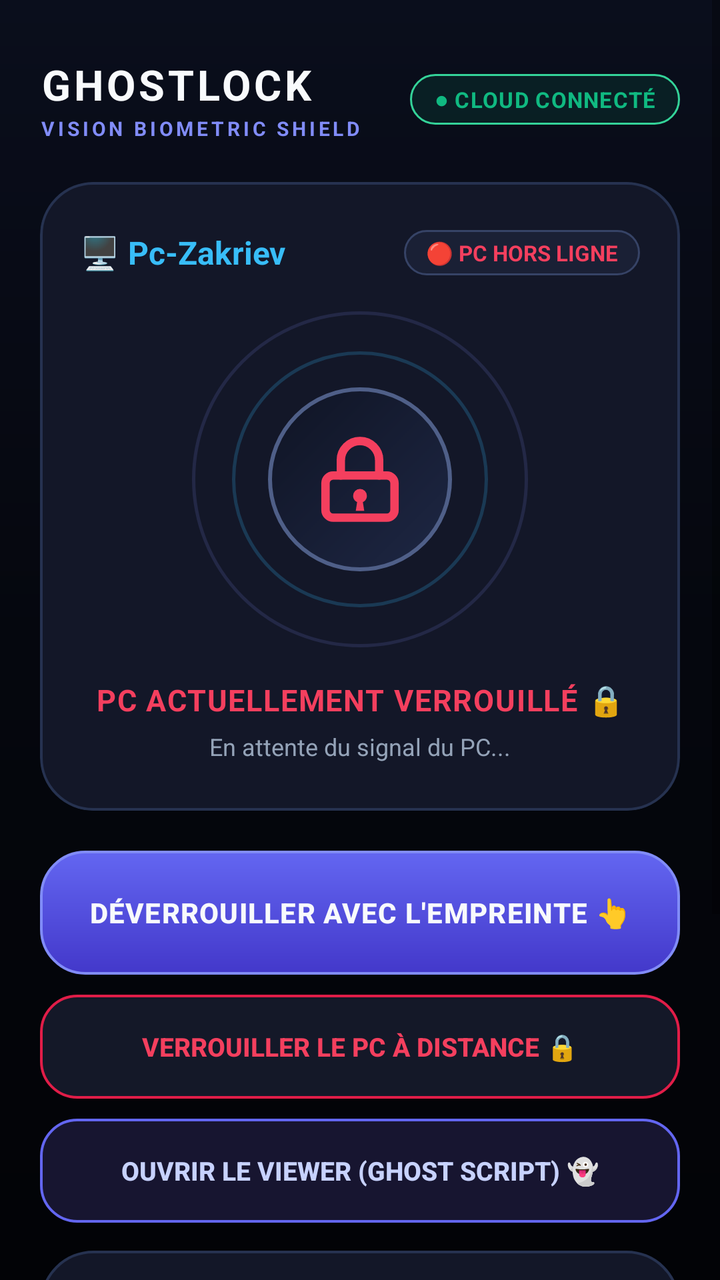
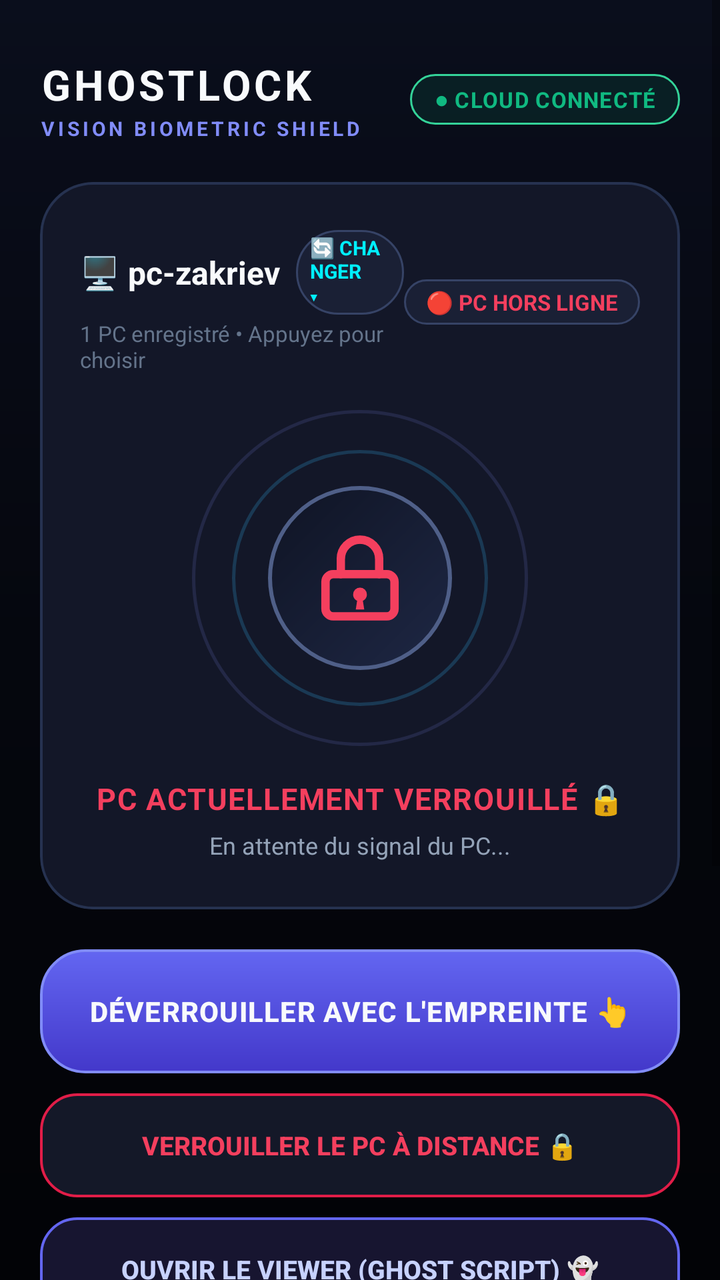

The first picture is an Android layout as it rendered before a commit; the second is the same layout after the commit. The layout source and the unified diff follow.
<!-- AndroidManifest.xml: activity theme Theme.GhostLock -->
<!-- res/layout/activity_main.xml -->
<?xml version="1.0" encoding="utf-8"?>
<ScrollView xmlns:android="http://schemas.android.com/apk/res/android"
    xmlns:app="http://schemas.android.com/apk/res-auto"
    android:layout_width="match_parent"
    android:layout_height="match_parent"
    android:background="@drawable/bg_space_screen"
    android:fillViewport="true"
    android:overScrollMode="never">

    <androidx.constraintlayout.widget.ConstraintLayout
        android:layout_width="match_parent"
        android:layout_height="wrap_content"
        android:paddingHorizontal="20dp"
        android:paddingTop="28dp"
        android:paddingBottom="24dp">

        
        
        
        <LinearLayout
            android:id="@+id/headerLayout"
            android:layout_width="wrap_content"
            android:layout_height="wrap_content"
            android:orientation="vertical"
            app:layout_constraintStart_toStartOf="parent"
            app:layout_constraintTop_toTopOf="parent">

            <TextView
                android:id="@+id/tvAppTitle"
                android:layout_width="wrap_content"
                android:layout_height="wrap_content"
                android:text="GHOSTLOCK"
                android:textColor="@color/text_primary"
                android:textSize="21sp"
                android:letterSpacing="0.08"
                android:textStyle="bold" />

            <TextView
                android:layout_width="wrap_content"
                android:layout_height="wrap_content"
                android:layout_marginTop="1dp"
                android:text="VISION BIOMETRIC SHIELD"
                android:textColor="@color/accent_indigo"
                android:textSize="10sp"
                android:letterSpacing="0.16"
                android:textStyle="bold" />
        </LinearLayout>

        <TextView
            android:id="@+id/tvCloudStatus"
            android:layout_width="wrap_content"
            android:layout_height="wrap_content"
            android:background="@drawable/bg_badge_connected"
            android:paddingHorizontal="12dp"
            android:paddingVertical="5dp"
            android:text="● CLOUD CONNECTÉ"
            android:textColor="@color/emerald"
            android:textSize="11sp"
            android:letterSpacing="0.04"
            android:textStyle="bold"
            app:layout_constraintBottom_toBottomOf="@id/headerLayout"
            app:layout_constraintEnd_toEndOf="parent"
            app:layout_constraintTop_toTopOf="@id/headerLayout" />

        
        
        
        <androidx.cardview.widget.CardView
            android:id="@+id/cardPcStatus"
            android:layout_width="match_parent"
            android:layout_height="wrap_content"
            android:layout_marginTop="20dp"
            app:cardBackgroundColor="@android:color/transparent"
            app:cardCornerRadius="26dp"
            app:cardElevation="0dp"
            app:layout_constraintTop_toBottomOf="@id/headerLayout">

            <LinearLayout
                android:layout_width="match_parent"
                android:layout_height="wrap_content"
                android:background="@drawable/bg_glass_card"
                android:gravity="center"
                android:orientation="vertical"
                android:paddingHorizontal="20dp"
                android:paddingVertical="24dp">

                
                <LinearLayout
                    android:layout_width="match_parent"
                    android:layout_height="wrap_content"
                    android:gravity="center_vertical"
                    android:orientation="horizontal">

                    <TextView
                        android:id="@+id/tvPcName"
                        android:layout_width="0dp"
                        android:layout_height="wrap_content"
                        android:layout_weight="1"
                        android:text="🖥️ Pc-Zakriev"
                        android:textColor="@color/accent_blue"
                        android:textSize="16sp"
                        android:textStyle="bold" />

                    <TextView
                        android:id="@+id/tvPcLiveStatus"
                        android:layout_width="wrap_content"
                        android:layout_height="wrap_content"
                        android:background="@drawable/bg_pill_badge"
                        android:paddingHorizontal="11dp"
                        android:paddingVertical="4dp"
                        android:text="🔴 PC HORS LIGNE"
                        android:textColor="@color/rose"
                        android:textSize="11sp"
                        android:textStyle="bold" />
                </LinearLayout>

                
                <FrameLayout
                    android:layout_width="168dp"
                    android:layout_height="168dp"
                    android:layout_marginTop="18dp"
                    android:layout_marginBottom="16dp">

                    
                    <View
                        android:id="@+id/radarShockwave"
                        android:layout_width="92dp"
                        android:layout_height="92dp"
                        android:layout_gravity="center"
                        android:alpha="0"
                        android:background="@drawable/bg_radar_shockwave_emerald" />

                    
                    <View
                        android:id="@+id/radarRingOuter"
                        android:layout_width="168dp"
                        android:layout_height="168dp"
                        android:layout_gravity="center"
                        android:background="@drawable/bg_radar_ring_outer" />

                    
                    <View
                        android:id="@+id/radarRingMid"
                        android:layout_width="128dp"
                        android:layout_height="128dp"
                        android:layout_gravity="center"
                        android:background="@drawable/bg_radar_ring_mid" />

                    
                    <FrameLayout
                        android:id="@+id/hubBiometric"
                        android:layout_width="92dp"
                        android:layout_height="92dp"
                        android:layout_gravity="center"
                        android:background="@drawable/bg_biometric_hub">

                        <ImageView
                            android:id="@+id/ivLockIcon"
                            android:layout_width="46dp"
                            android:layout_height="46dp"
                            android:layout_gravity="center"
                            android:src="@drawable/ic_padlock_locked"
                            app:tint="@color/rose" />
                    </FrameLayout>
                </FrameLayout>

                
                <TextView
                    android:id="@+id/tvLockStatus"
                    android:layout_width="wrap_content"
                    android:layout_height="wrap_content"
                    android:gravity="center"
                    android:text="PC ACTUELLEMENT VERROUILLÉ 🔒"
                    android:textColor="@color/rose"
                    android:textSize="15sp"
                    android:letterSpacing="0.04"
                    android:textStyle="bold" />

                
                <TextView
                    android:id="@+id/tvLastSeen"
                    android:layout_width="wrap_content"
                    android:layout_height="wrap_content"
                    android:layout_marginTop="5dp"
                    android:gravity="center"
                    android:text="En attente du signal du PC..."
                    android:textColor="@color/text_secondary"
                    android:textSize="12sp" />
            </LinearLayout>
        </androidx.cardview.widget.CardView>

        
        
        

        
        <androidx.appcompat.widget.AppCompatButton
            android:id="@+id/btnUnlockBiometric"
            android:layout_width="match_parent"
            android:layout_height="62dp"
            android:layout_marginTop="20dp"
            android:background="@drawable/bg_btn_unlock"
            android:text="DÉVERROUILLER AVEC L'EMPREINTE 👆"
            android:textColor="@color/text_primary"
            android:textSize="14sp"
            android:letterSpacing="0.03"
            android:textStyle="bold"
            android:stateListAnimator="@null"
            app:layout_constraintTop_toBottomOf="@id/cardPcStatus" />

        
        <androidx.appcompat.widget.AppCompatButton
            android:id="@+id/btnLockPc"
            android:layout_width="match_parent"
            android:layout_height="52dp"
            android:layout_marginTop="10dp"
            android:background="@drawable/bg_btn_lock"
            android:text="VERROUILLER LE PC À DISTANCE 🔒"
            android:textColor="@color/rose"
            android:textSize="13sp"
            android:textStyle="bold"
            android:stateListAnimator="@null"
            app:layout_constraintTop_toBottomOf="@id/btnUnlockBiometric" />

        
        <androidx.appcompat.widget.AppCompatButton
            android:id="@+id/btnOpenViewer"
            android:layout_width="match_parent"
            android:layout_height="52dp"
            android:layout_marginTop="10dp"
            android:background="@drawable/bg_btn_ghost"
            android:text="OUVRIR LE VIEWER (GHOST SCRIPT) 👻"
            android:textColor="@color/ghost_text"
            android:textSize="13sp"
            android:textStyle="bold"
            android:stateListAnimator="@null"
            app:layout_constraintTop_toBottomOf="@id/btnLockPc" />

        
        
        
        <androidx.cardview.widget.CardView
            android:id="@+id/cardProximity"
            android:layout_width="match_parent"
            android:layout_height="wrap_content"
            android:layout_marginTop="14dp"
            app:cardBackgroundColor="@android:color/transparent"
            app:cardCornerRadius="20dp"
            app:cardElevation="0dp"
            app:layout_constraintTop_toBottomOf="@id/btnOpenViewer">

            <LinearLayout
                android:layout_width="match_parent"
                android:layout_height="wrap_content"
                android:background="@drawable/bg_glass_card"
                android:gravity="center_vertical"
                android:orientation="horizontal"
                android:paddingHorizontal="18dp"
                android:paddingVertical="14dp">

                <LinearLayout
                    android:layout_width="0dp"
                    android:layout_height="wrap_content"
                    android:layout_weight="1"
                    android:orientation="vertical">

                    <TextView
                        android:layout_width="wrap_content"
                        android:layout_height="wrap_content"
                        android:text="Auto-verrouillage à l'éloignement"
                        android:textColor="@color/text_primary"
                        android:textSize="13sp"
                        android:textStyle="bold" />

                    <TextView
                        android:layout_width="wrap_content"
                        android:layout_height="wrap_content"
                        android:layout_marginTop="2dp"
                        android:text="Le PC se verrouille si vous quittez la pièce"
                        android:textColor="@color/text_secondary"
                        android:textSize="11sp" />
                </LinearLayout>

                <androidx.appcompat.widget.SwitchCompat
                    android:id="@+id/switchProximity"
                    android:layout_width="wrap_content"
                    android:layout_height="wrap_content"
                    android:checked="true" />
            </LinearLayout>
        </androidx.cardview.widget.CardView>

        
        
        
        <androidx.cardview.widget.CardView
            android:id="@+id/cardPhoneStream"
            android:layout_width="match_parent"
            android:layout_height="wrap_content"
            android:layout_marginTop="14dp"
            app:cardBackgroundColor="@android:color/transparent"
            app:cardCornerRadius="20dp"
            app:cardElevation="0dp"
            app:layout_constraintTop_toBottomOf="@id/cardProximity">

            <LinearLayout
                android:layout_width="match_parent"
                android:layout_height="wrap_content"
                android:background="@drawable/bg_glass_card"
                android:orientation="vertical"
                android:padding="16dp">

                <LinearLayout
                    android:layout_width="match_parent"
                    android:layout_height="wrap_content"
                    android:gravity="center_vertical"
                    android:orientation="horizontal">

                    <LinearLayout
                        android:layout_width="0dp"
                        android:layout_height="wrap_content"
                        android:layout_weight="1"
                        android:orientation="vertical">

                        <TextView
                            android:layout_width="wrap_content"
                            android:layout_height="wrap_content"
                            android:text="DIFFUSION VERS LE PC 💻"
                            android:textColor="@color/text_primary"
                            android:textSize="13sp"
                            android:textStyle="bold" />

                        <TextView
                            android:id="@+id/tvStreamStatus"
                            android:layout_width="wrap_content"
                            android:layout_height="wrap_content"
                            android:layout_marginTop="2dp"
                            android:text="Inactif • Prêt à diffuser"
                            android:textColor="@color/text_secondary"
                            android:textSize="11sp" />
                    </LinearLayout>

                    <TextView
                        android:id="@+id/tvStreamIp"
                        android:layout_width="wrap_content"
                        android:layout_height="wrap_content"
                        android:background="@drawable/bg_pill_badge"
                        android:paddingHorizontal="10dp"
                        android:paddingVertical="4dp"
                        android:text=":8888"
                        android:textColor="@color/emerald"
                        android:textSize="11sp"
                        android:fontFamily="monospace"
                        android:textStyle="bold" />
                </LinearLayout>

                <LinearLayout
                    android:layout_width="match_parent"
                    android:layout_height="wrap_content"
                    android:layout_marginTop="12dp"
                    android:orientation="horizontal">

                    <androidx.appcompat.widget.AppCompatButton
                        android:id="@+id/btnStreamScreen"
                        android:layout_width="0dp"
                        android:layout_height="48dp"
                        android:layout_weight="1"
                        android:layout_marginEnd="6dp"
                        android:background="@drawable/bg_btn_stream"
                        android:text="📱 ÉCRAN"
                        android:textColor="#06B6D4"
                        android:textSize="12sp"
                        android:textStyle="bold"
                        android:stateListAnimator="@null" />

                    <androidx.appcompat.widget.AppCompatButton
                        android:id="@+id/btnStreamCamera"
                        android:layout_width="0dp"
                        android:layout_height="48dp"
                        android:layout_weight="1"
                        android:layout_marginStart="6dp"
                        android:background="@drawable/bg_btn_stream_cam"
                        android:text="📷 CAMÉRA"
                        android:textColor="#C084FC"
                        android:textSize="12sp"
                        android:textStyle="bold"
                        android:stateListAnimator="@null" />
                </LinearLayout>

                <androidx.appcompat.widget.AppCompatButton
                    android:id="@+id/btnStopStream"
                    android:layout_width="match_parent"
                    android:layout_height="42dp"
                    android:layout_marginTop="8dp"
                    android:background="@drawable/bg_btn_stream_stop"
                    android:text="⏹ ARRÊTER LA DIFFUSION"
                    android:textColor="@color/rose"
                    android:textSize="12sp"
                    android:textStyle="bold"
                    android:visibility="gone"
                    android:stateListAnimator="@null" />
            </LinearLayout>
        </androidx.cardview.widget.CardView>

        
        
        
        <TextView
            android:id="@+id/tvLogs"
            android:layout_width="match_parent"
            android:layout_height="wrap_content"
            android:layout_marginTop="16dp"
            android:fontFamily="monospace"
            android:gravity="center"
            android:text="Système actif • Prêt pour authentification"
            android:textColor="@color/text_muted"
            android:textSize="11sp"
            app:layout_constraintTop_toBottomOf="@id/cardPhoneStream"
            app:layout_constraintBottom_toBottomOf="parent" />

    </androidx.constraintlayout.widget.ConstraintLayout>
</ScrollView>
<!-- resources referenced by this layout -->
<resources>
  <color name="accent_blue">#38BDF8</color>
  <color name="accent_indigo">#818CF8</color>
  <color name="emerald">#10B981</color>
  <color name="ghost_text">#C7D2FE</color>
  <color name="rose">#F43F5E</color>
  <color name="text_muted">#64748B</color>
  <color name="text_primary">#F8FAFC</color>
  <color name="text_secondary">#94A3B8</color>
  <!-- drawable bg_badge_connected (drawable) -->
  <?xml version="1.0" encoding="utf-8"?>
  <shape xmlns:android="http://schemas.android.com/apk/res/android"
      android:shape="rectangle">
      <corners android:radius="999dp" />
      <solid android:color="#1A10B981" />
      <stroke
          android:width="1dp"
          android:color="#34D399" />
  </shape>
  <!-- drawable bg_biometric_hub (drawable) -->
  <?xml version="1.0" encoding="utf-8"?>
  <shape xmlns:android="http://schemas.android.com/apk/res/android"
      android:shape="oval">
      <gradient
          android:angle="135"
          android:startColor="#1E2744"
          android:endColor="#0F1424"
          android:type="linear" />
      <stroke
          android:width="2dp"
          android:color="#4F5F88" />
  </shape>
  <!-- drawable bg_glass_card (drawable) -->
  <?xml version="1.0" encoding="utf-8"?>
  <shape xmlns:android="http://schemas.android.com/apk/res/android"
      android:shape="rectangle">
      <corners android:radius="26dp" />
      <solid android:color="#131728" />
      <stroke
          android:width="1.2dp"
          android:color="#263250" />
  </shape>
  <!-- drawable bg_pill_badge (drawable) -->
  <?xml version="1.0" encoding="utf-8"?>
  <shape xmlns:android="http://schemas.android.com/apk/res/android"
      android:shape="rectangle">
      <corners android:radius="999dp" />
      <solid android:color="#1A2035" />
      <stroke
          android:width="1dp"
          android:color="#364366" />
  </shape>
  <!-- drawable bg_radar_ring_mid (drawable) -->
  <?xml version="1.0" encoding="utf-8"?>
  <shape xmlns:android="http://schemas.android.com/apk/res/android"
      android:shape="oval">
      <solid android:color="#00000000" />
      <stroke
          android:width="1.5dp"
          android:color="#3538BDF8" />
  </shape>
  <!-- drawable bg_radar_ring_outer (drawable) -->
  <?xml version="1.0" encoding="utf-8"?>
  <shape xmlns:android="http://schemas.android.com/apk/res/android"
      android:shape="oval">
      <solid android:color="#00000000" />
      <stroke
          android:width="1.5dp"
          android:color="#25818CF8" />
  </shape>
  <!-- drawable bg_radar_shockwave_emerald (drawable) -->
  <?xml version="1.0" encoding="utf-8"?>
  <shape xmlns:android="http://schemas.android.com/apk/res/android"
      android:shape="oval">
      <solid android:color="#1510B981" />
      <stroke
          android:width="2.5dp"
          android:color="#34D399" />
  </shape>
  <!-- drawable bg_space_screen (drawable) -->
  <?xml version="1.0" encoding="utf-8"?>
  <shape xmlns:android="http://schemas.android.com/apk/res/android"
      android:shape="rectangle">
      <gradient
          android:angle="270"
          android:startColor="#0A0E1C"
          android:centerColor="#05070E"
          android:endColor="#020306"
          android:type="linear" />
  </shape>
  <color name="primary">#6366F1</color>
  <color name="primary_variant">#4F46E5</color>
  <color name="bg_dark">#05060A</color>
  <style name="GhostLockDialogTheme" parent="ThemeOverlay.MaterialComponents.MaterialAlertDialog">
          <item name="colorSurface">@color/glass_card_bg</item>
          <item name="colorOnSurface">@color/text_primary</item>
          <item name="colorPrimary">@color/accent_blue</item>
          <item name="android:textColorPrimary">@color/text_primary</item>
          <item name="android:textColorSecondary">@color/text_secondary</item>
      </style>
  <color name="glass_card_bg">#141829</color>
</resources>

<!-- the commit's change to res/layout/activity_main.xml (unified diff, before → after) -->
@@ -86,20 +86,59 @@
 
                 
                 <LinearLayout
+                    android:id="@+id/layoutPcSelectorHeader"
                     android:layout_width="match_parent"
                     android:layout_height="wrap_content"
                     android:gravity="center_vertical"
                     android:orientation="horizontal">
 
-                    <TextView
-                        android:id="@+id/tvPcName"
+                    <LinearLayout
+                        android:id="@+id/layoutPcNameClickable"
                         android:layout_width="0dp"
                         android:layout_height="wrap_content"
                         android:layout_weight="1"
-                        android:text="🖥️ Pc-Zakriev"
-                        android:textColor="@color/accent_blue"
-                        android:textSize="16sp"
-                        android:textStyle="bold" />
+                        android:clickable="true"
+                        android:focusable="true"
+                        android:orientation="vertical">
+
+                        <LinearLayout
+                            android:layout_width="wrap_content"
+                            android:layout_height="wrap_content"
+                            android:gravity="center_vertical"
+                            android:orientation="horizontal">
+
+                            <TextView
+                                android:id="@+id/tvPcName"
+                                android:layout_width="wrap_content"
+                                android:layout_height="wrap_content"
+                                android:text="🖥️ pc-zakriev"
+                                android:textColor="@color/text_primary"
+                                android:textSize="16sp"
+                                android:textStyle="bold" />
+
+                            <TextView
+                                android:id="@+id/tvBtnChangePc"
+                                android:layout_width="wrap_content"
+                                android:layout_height="wrap_content"
+                                android:layout_marginStart="8dp"
+                                android:background="@drawable/bg_pill_badge"
+                                android:paddingHorizontal="7dp"
+                                android:paddingVertical="2dp"
+                                android:text="🔄 CHANGER ▾"
+                                android:textColor="#00F0FF"
+                                android:textSize="10sp"
+                                android:textStyle="bold" />
+                        </LinearLayout>
+
+                        <TextView
+                            android:id="@+id/tvDiscoveredCount"
+                            android:layout_width="wrap_content"
+                            android:layout_height="wrap_content"
+                            android:layout_marginTop="2dp"
+                            android:text="1 PC enregistré • Appuyez pour choisir"
+                            android:textColor="@color/text_muted"
+                            android:textSize="11sp" />
+                    </LinearLayout>
 
                     <TextView
                         android:id="@+id/tvPcLiveStatus"
<!-- resource entries referenced after the edit -->
@@ -1,6 +1,5 @@
 <!-- resources referenced by this layout -->
 <resources>
-  <color name="accent_blue">#38BDF8</color>
   <color name="accent_indigo">#818CF8</color>
   <color name="emerald">#10B981</color>
   <color name="ghost_text">#C7D2FE</color>
@@ -100,5 +99,6 @@
           <item name="android:textColorSecondary">@color/text_secondary</item>
       </style>
   <color name="glass_card_bg">#141829</color>
+  <color name="accent_blue">#38BDF8</color>
 </resources>
 
